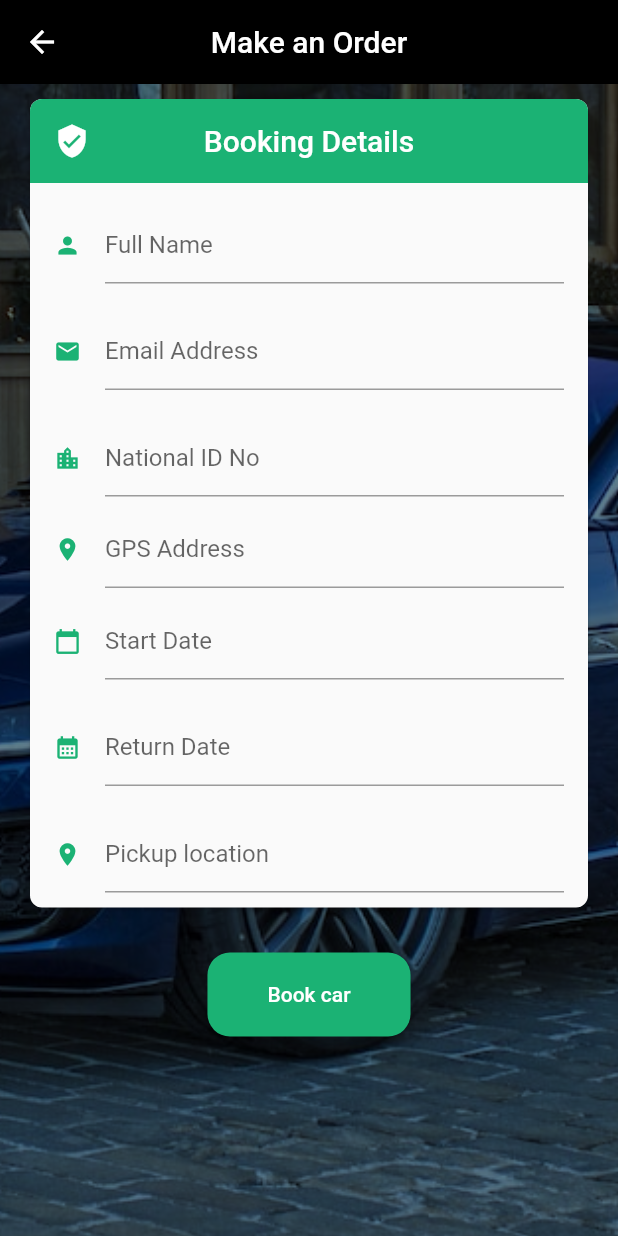
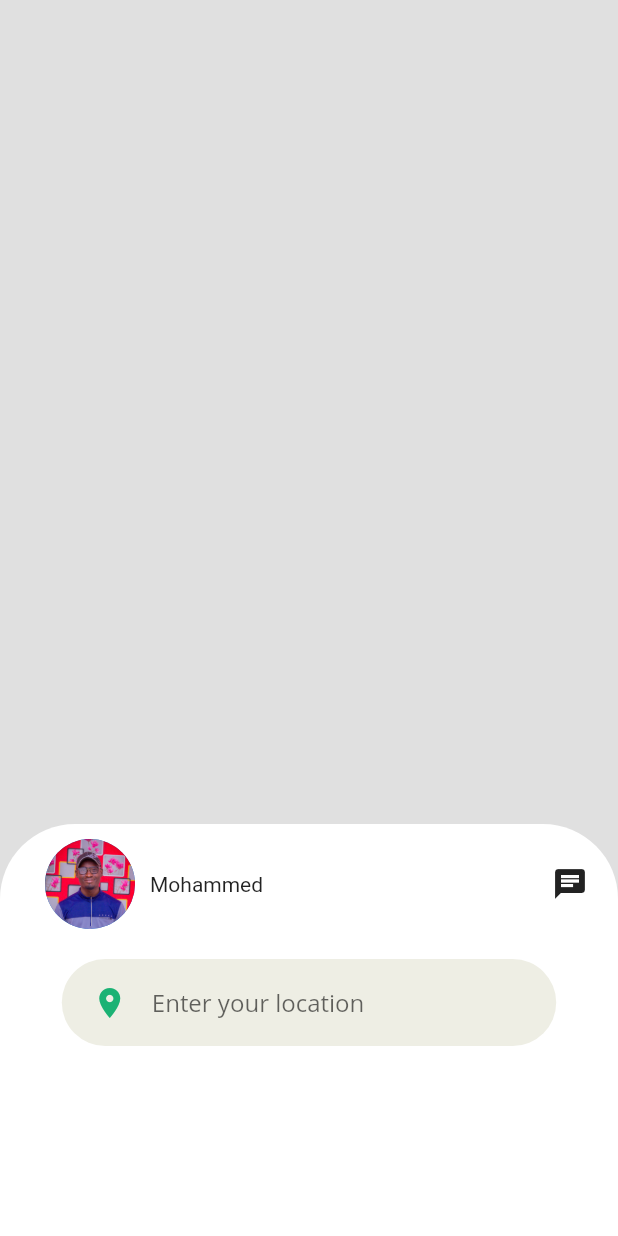
Before and after one commit to MohammedDayan/vehicle-services, a Flutter app: the MyOrder screen opened directly with sample values from the repository, after a tap on "Book this car", on a phone screen of 412 x 824 dp. Run offline on Flutter 3.47's test engine with Material 2 defaults, Android fonts, the phone set to English and light mode, and no system bars; our stand-ins replace carousel_slider, cloud_firestore, firebase_auth, firebase_core, firebase_storage, focused_menu and 2 more; missing offline and left inert: d_chart; accounts and stored records are empty; network calls fail; project files that could hold a hidden picture were left out.

Commit message:
a new order page

```diff
--- a/vehicle_service_app/lib/ui/dashboard.dart
+++ b/vehicle_service_app/lib/ui/dashboard.dart
@@ -153,13 +153,13 @@ class _HomepageState extends State<Homepage> {
                         Row(
                           mainAxisAlignment: MainAxisAlignment.spaceAround,
                           children: [
-                            brand(myimage: Icons.speed, name: 'Tesla'),
-                            brand(myimage: Icons.speed, name: 'Toyota'),
-                            brand(myimage: Icons.speed, name: 'BMW'),
-                            brand(myimage: Icons.speed, name: 'Honda'),
-                            brand(myimage: Icons.speed, name: 'Audi'),
-                            brand(myimage: Icons.speed, name: 'Benz'),
-                            brand(myimage: Icons.speed, name: 'Lexus'),
+                            brand(myimage: "assets/Lexus.jpg", name: 'Jaguar'),
+                            brand(myimage: "assets/Lexus.jpg", name: 'Toyota'),
+                            brand(myimage: "assets/bmw.jpg", name: 'BMW'),
+                            brand(myimage: "assets/Lexus.jpg", name: 'Honda'),
+                            brand(myimage: "assets/Lexus.jpg", name: 'Audi'),
+                            brand(myimage: "assets/Lexus.jpg", name: 'Benz'),
+                           // brand(myimage: "assets/images/lexus-logo.jpg", name: 'Lexus'),
                           ],
                         ),
                       ],
--- a/vehicle_service_app/lib/ui/recentcars.dart
+++ b/vehicle_service_app/lib/ui/recentcars.dart
@@ -1,6 +1,7 @@
 import 'dart:ui';
 
 import 'package:flutter/material.dart';
+import 'package:vehicle_service_app/ui/screens/preview_screen.dart';
 
 import '../model/car.dart';
 
@@ -79,7 +80,8 @@ List<Car> recentimg = [
 ];
 
 List<Widget> recentSlider = recentimg
-    .map((item) => Container(
+    .map((item) => InkWell(
+      child: Container(
             padding: const EdgeInsets.all(5.0),
             child: ClipRRect(
               borderRadius: BorderRadius.all(Radius.circular(5.0)),
@@ -110,5 +112,6 @@ List<Widget> recentSlider = recentimg
                 ),
               ),
             ),
+          ),
     ))
     .toList();
--- /dev/null
+++ b/vehicle_service_app/lib/ui/screens/map_order.dart
@@ -0,0 +1,103 @@
+import 'package:flutter/src/widgets/container.dart';
+import 'package:flutter/cupertino.dart';
+import 'package:flutter/material.dart';
+import 'package:flutter/src/foundation/key.dart';
+import 'package:flutter/src/widgets/framework.dart';
+import 'package:vehicle_service_app/config/constants.dart';
+import 'package:vehicle_service_app/ui/screens/updateprofile.dart';
+
+import '../widgets/rounded_input_field.dart';
+
+
+class mapOrder extends StatefulWidget {
+  const mapOrder({Key? key}) : super(key: key);
+
+  @override
+  State<mapOrder> createState() => _mapOrderState();
+}
+
+class _mapOrderState extends State<mapOrder> {
+  @override
+  Widget build(BuildContext context) {
+    Size size = MediaQuery.of(context).size;
+    return SafeArea(
+        child: Scaffold(
+            backgroundColor: Colors.grey[300],
+             body: SizedBox(
+                width: size.width,
+                height: size.height,
+                child: Stack(
+                  children: [
+                    Container(
+                        height: size.height / 1.7,
+                        width: size.width,
+                    ),
+
+                    Positioned(
+                      bottom: 0,
+                      child: Column(
+                        children: [
+                          Container(
+                            height: size.height / 3,
+                            width: size.width,
+                            decoration: BoxDecoration(
+                            color: Colors.white,
+                            shape: BoxShape.rectangle,
+                            borderRadius: BorderRadius.only(
+                              topLeft: Radius.circular(50),
+                              topRight: Radius.circular(50),
+                            ),
+                          ),
+                          child: Column(
+                            children: [
+                              Container(
+                                padding: EdgeInsets.symmetric(horizontal: 20, vertical: 10),
+                                child: Row(
+                                  mainAxisAlignment: MainAxisAlignment.spaceBetween,
+                                 children: [
+                                  Container(
+                                    padding: EdgeInsets.only(left: 10),
+                                    child: Row(
+                                      children: [
+                                        CircleAvatar(
+                                          radius: 30,
+                                          backgroundImage: AssetImage('assets/IMG_0934.jpg'),
+                                        ),
+                                        SizedBox(
+                                          width: 10,
+                                        ),
+
+                                        Text('Mohammed'),
+                                      ],
+                                    ),
+                                  ),
+
+                                  Container(
+                                    child: Icon(Icons.chat)
+                                  ),
+
+                                 ],
+                                ),
+                              ),
+
+                               Center(
+                                 child: Container(
+                                   child: RoundedInputField(
+                                    icon: Icons.location_on,
+                                    hintText: "Enter your location",
+                              ),
+                                 ),
+                               ),
+                            ],
+                          ),
+                          ),
+                        ],
+                      )
+                    )
+                  ],
+                ),
+             )
+            )
+            );
+  }
+}
--- a/vehicle_service_app/lib/ui/screens/preview_screen.dart
+++ b/vehicle_service_app/lib/ui/screens/preview_screen.dart
@@ -10,6 +10,8 @@ import 'package:vehicle_service_app/model/car.dart';
 import 'package:vehicle_service_app/ui/screens/My_form.dart';
 import 'package:vehicle_service_app/ui/screens/OrderCar_screen.dart';
 import 'package:vehicle_service_app/ui/screens/login_screen.dart';
+import 'package:vehicle_service_app/ui/screens/map_order.dart';
+
 
 class MyOrder extends StatefulWidget {
   const MyOrder({Key? key, required this.car}) : super(key: key);
@@ -212,7 +214,7 @@ class _MyOrderState extends State<MyOrder> {
                                                 context,
                                                 MaterialPageRoute(
                                                   builder: (context) =>
-                                                      const OrderCarScreen(),
+                                                      const mapOrder(),
                                                 ));
                                           },
                                         ),
--- a/vehicle_service_app/lib/ui/widgets/brands.dart
+++ b/vehicle_service_app/lib/ui/widgets/brands.dart
@@ -9,7 +9,7 @@ class brand extends StatelessWidget {
       required this.name
        })
       : super(key: key);
-  final IconData myimage;
+  final String myimage;
   final String name;
   @override
   Widget build(BuildContext context) {
@@ -48,7 +48,7 @@ class brand extends StatelessWidget {
                     ),
                     child: Align(
                        alignment: Alignment.center,
-                       child: Icon(
+                       child: Image.asset(
                         myimage
                        )),
                   ),
--- a/vehicle_service_app/pubspec.yaml
+++ b/vehicle_service_app/pubspec.yaml
@@ -95,6 +95,12 @@ flutter:
       - assets/jaguar.jpg
       - assets/bmw.jpg
       - assets/Lexus.jpg
+      - assets/audi-logo.png
+      - assets/benz-logo.png
+      - assets/honda-logo.png
+      - assets/toyota-logo.png
+      - assets/jaguar-logo.png
+
 
       - assets/MOB.jpg
 
```
Also changed, not shown: vehicle_service_app/assets/audi-logo.png (added), vehicle_service_app/assets/benz-logo.png (added), vehicle_service_app/assets/honda-logo.png (added), vehicle_service_app/assets/jaguar-logo.png (added), vehicle_service_app/assets/lexus-logo.png (added), vehicle_service_app/assets/toyota-logo.png (added). Lines whose indentation alone changed are shown as unchanged.
